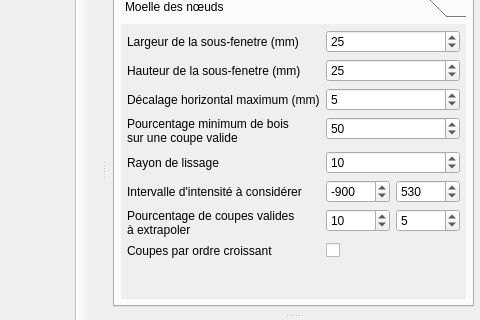
Qt form ui/mainwindow.ui (akrah/TKDetection) before a commit; both pictures show x 220 to 700 and y 119 to 439 of the 700 by 561 pixel window.
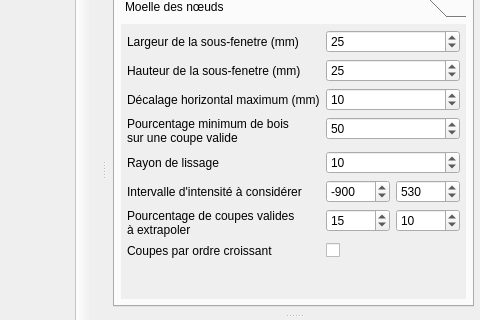
The same form after that commit. The open tabs and pages were chosen to show the change. Custom widgets are drawn as their Qt base class.

Commit message: Default parameters modified

Patch:
```diff
--- a/ui/mainwindow.ui
+++ b/ui/mainwindow.ui
@@ -1134,8 +1134,8 @@
            <widget class="QWidget" name="page_11">
             <property name="geometry">
              <rect>
-              <x>-90</x>
-              <y>-92</y>
+              <x>0</x>
+              <y>0</y>
               <width>417</width>
               <height>292</height>
              </rect>
@@ -1200,7 +1200,7 @@
                 <number>100</number>
                </property>
                <property name="value">
-                <number>5</number>
+                <number>10</number>
                </property>
               </widget>
              </item>
@@ -1309,7 +1309,7 @@
                   <number>100</number>
                  </property>
                  <property name="value">
-                  <number>10</number>
+                  <number>15</number>
                  </property>
                 </widget>
                </item>
@@ -1319,7 +1319,7 @@
                   <number>100</number>
                  </property>
                  <property name="value">
-                  <number>5</number>
+                  <number>10</number>
                  </property>
                 </widget>
                </item>
```
Left out of the diff: 20 changed lines with no effect on the pictures. The commit also changes 1 other file.
